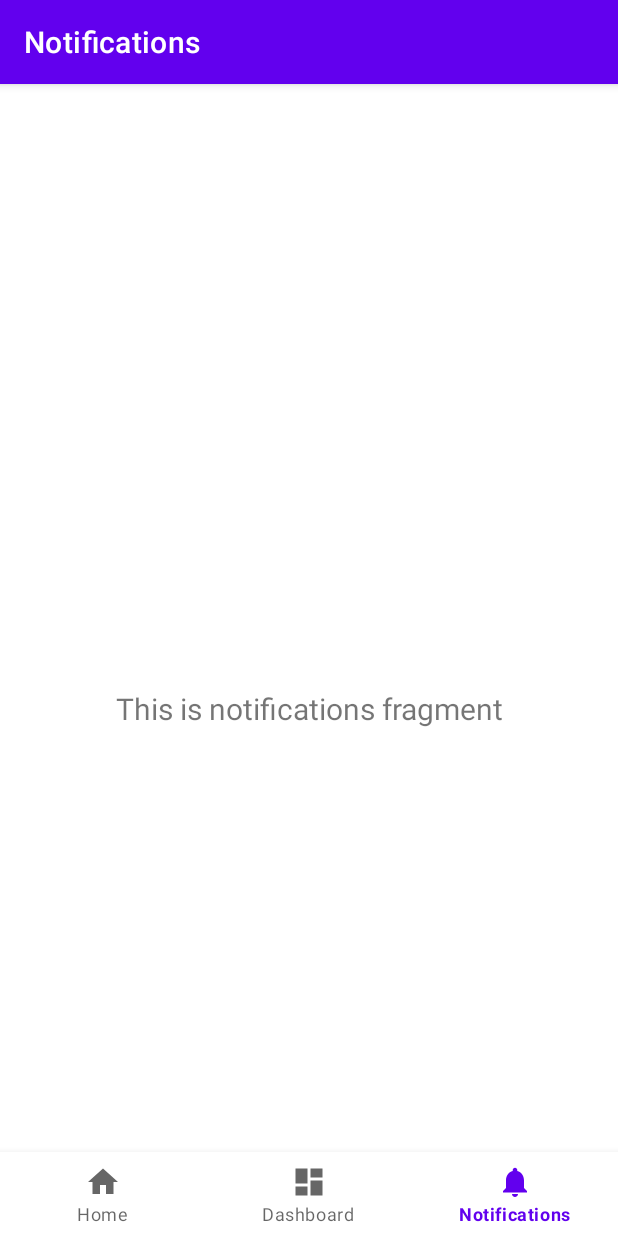
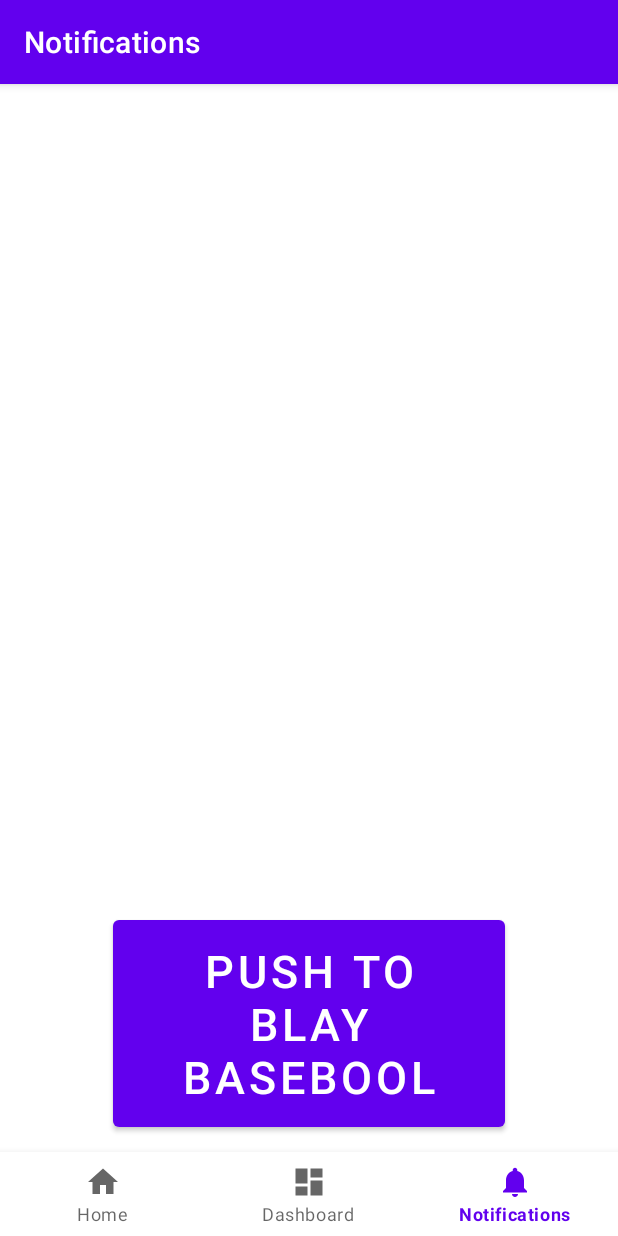
Before and after one commit to schachtg/MiniPets, an Android app: the NotificationsFragment screen opened through its navigation route, on a phone screen of 412 x 824 dp. Run offline under Robolectric (Android 15) with nearby library versions, the phone set to English and light mode, and no system bars; our stand-ins replace navigation-ui; 3 statements that could not run were skipped.

Commit message:
Trying to figure out how to program the fetch game. This push is for prosterity.

```diff
--- /dev/null
+++ b/app/src/main/java/com/example/minipets/ui/ThrownFetchObject.java
@@ -0,0 +1,15 @@
+package com.example.minipets.ui;
+
+import android.view.View;
+import android.widget.ImageView;
+
+import com.example.minipets.R;
+
+public class ThrownFetchObject {
+    private ImageView thrown_object_image;
+    //TODO give this a position variable
+
+    public ThrownFetchObject(/*TODO add args if this should get variation*/){
+        this.thrown_object_image = (ImageView) findViewById(R.id.fetch_ball_1);
+    }
+}
--- a/app/src/main/java/com/example/minipets/ui/notifications/NotificationsFragment.java
+++ b/app/src/main/java/com/example/minipets/ui/notifications/NotificationsFragment.java
@@ -4,6 +4,7 @@ import android.os.Bundle;
 import android.view.LayoutInflater;
 import android.view.View;
 import android.view.ViewGroup;
+import android.widget.Button;
 import android.widget.TextView;
 
 import androidx.annotation.NonNull;
@@ -32,4 +33,11 @@ public class NotificationsFragment extends Fragment {
         });
         return root;
     }
+
+    @Override       //TODO what the heck is this doing?
+    public void onViewCreated(View view, Bundle savedInstanceState){
+
+        //create the button you push to play fetch
+        Button baseball_button = (Button) findViewById(R.id.baseball_button);
+    }
 }
--- a/app/src/main/res/layout/fragment_notifications.xml
+++ b/app/src/main/res/layout/fragment_notifications.xml
@@ -4,19 +4,33 @@
     xmlns:tools="http://schemas.android.com/tools"
     android:layout_width="match_parent"
     android:layout_height="match_parent"
+    android:rotationX="0"
+    android:rotationY="0"
     tools:context=".ui.notifications.NotificationsFragment">
 
-    <TextView
-        android:id="@+id/text_notifications"
-        android:layout_width="match_parent"
-        android:layout_height="wrap_content"
-        android:layout_marginStart="8dp"
-        android:layout_marginTop="8dp"
-        android:layout_marginEnd="8dp"
-        android:textAlignment="center"
-        android:textSize="20sp"
+    <Button
+        android:id="@+id/baseball_button"
+        android:layout_width="261dp"
+        android:layout_height="150dp"
+        android:text="Push to blay basebool"
+        android:textSize="30sp"
         app:layout_constraintBottom_toBottomOf="parent"
         app:layout_constraintEnd_toEndOf="parent"
         app:layout_constraintStart_toStartOf="parent"
-        app:layout_constraintTop_toTopOf="parent" />
+        app:layout_constraintTop_toTopOf="parent"
+        app:layout_constraintVertical_bias="0.881" />
+
+    <ImageView
+        android:id="@+id/fetch_ball_1"
+        android:layout_width="99dp"
+        android:layout_height="104dp"
+        android:src="@drawable/baseball"
+        android:visibility="invisible"
+        app:layout_constraintBottom_toBottomOf="parent"
+        app:layout_constraintEnd_toEndOf="parent"
+        app:layout_constraintStart_toStartOf="parent"
+        app:layout_constraintTop_toTopOf="parent"
+        app:layout_constraintVertical_bias="0.499"
+        tools:visibility="visible" />
+
 </androidx.constraintlayout.widget.ConstraintLayout>
```
Also changed, not shown: app/src/main/res/drawable/baseball.png (added).
